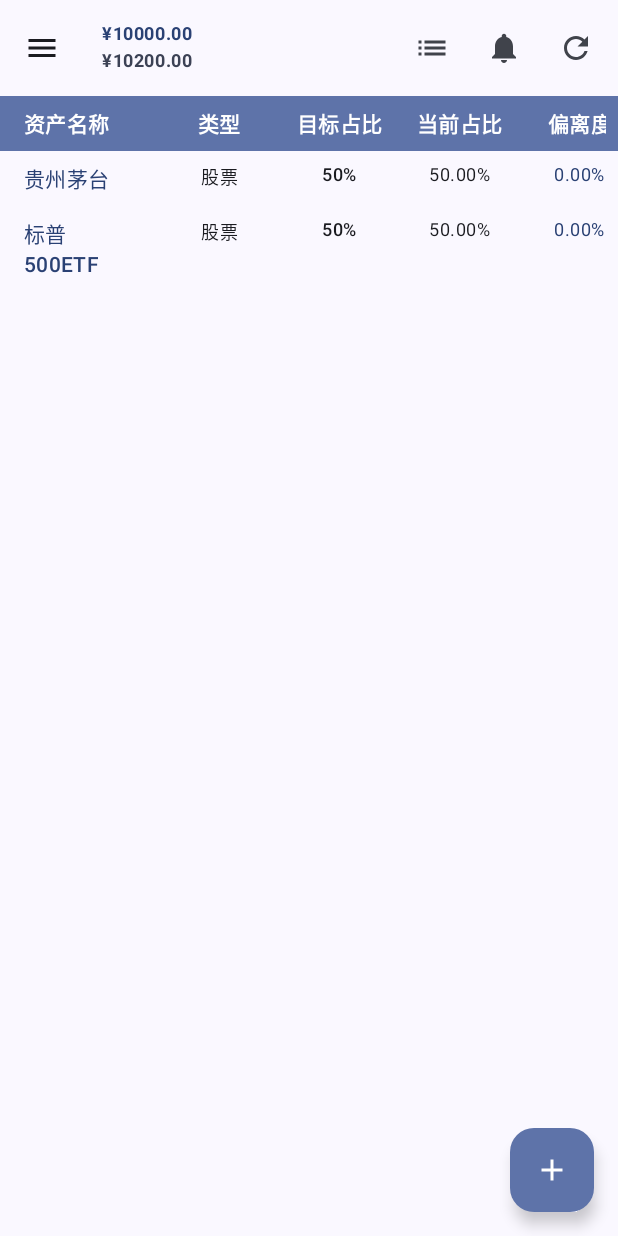
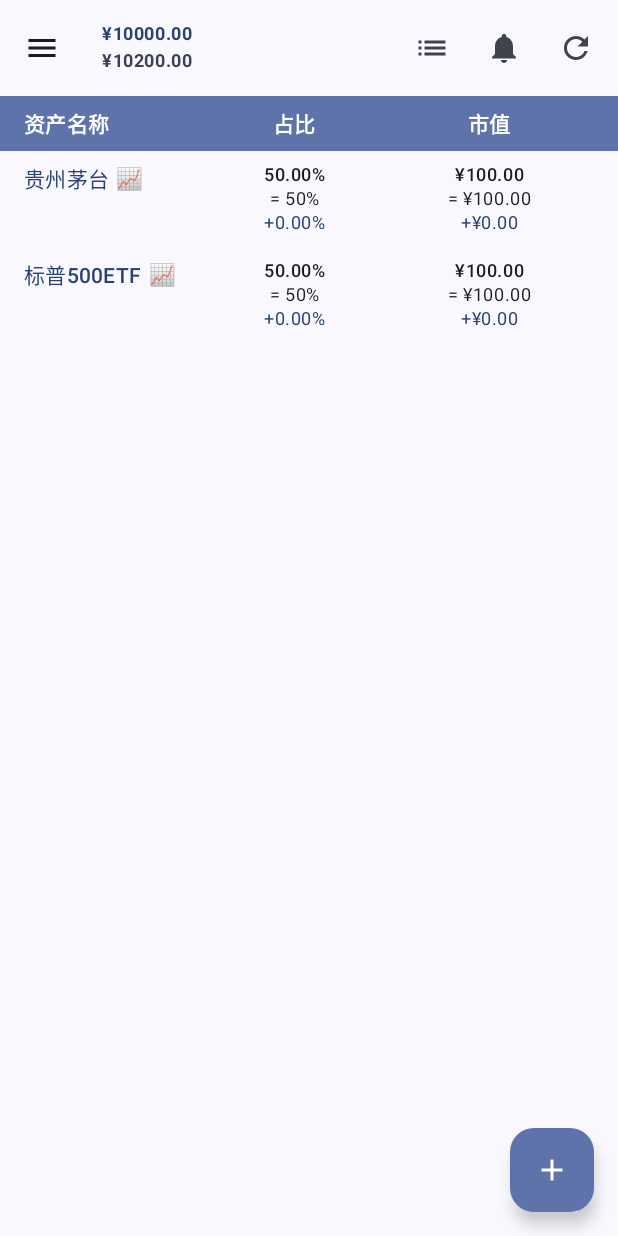
Before and after one commit to supplient/SAAA, an Android app built with Jetpack Compose: the AssetListScreen screen opened through its navigation route, on a phone screen of 412 x 824 dp. Run offline under Robolectric (Android 15) with nearby library versions, the phone set to English and light mode, and no system bars; our stand-ins replace Dagger/Hilt's generated code, Room's generated code.

Commit message:
改进资产列表显示：简化列结构，合并相关数据，添加emoji标识和单价份额列

```diff
--- a/StrategicAssetAllocationAssistant/app/src/main/java/com/example/strategicassetallocationassistant/ui/asset/AssetTable.kt
+++ b/StrategicAssetAllocationAssistant/app/src/main/java/com/example/strategicassetallocationassistant/ui/asset/AssetTable.kt
@@ -21,6 +21,7 @@ import androidx.compose.ui.unit.dp
 import androidx.compose.ui.unit.sp
 import androidx.compose.foundation.ExperimentalFoundationApi
 import androidx.compose.foundation.combinedClickable
+import java.time.format.DateTimeFormatter
 
 /**
  * 资产列表表格组件
@@ -75,7 +76,7 @@ private fun AssetTableHeader(
         // 第一列 - 资产名称（固定）
         Box(
             modifier = Modifier
-                .width(90.dp)
+                .width(120.dp)
                 .padding(horizontal = 8.dp),
             contentAlignment = Alignment.CenterStart
         ) {
@@ -93,15 +94,15 @@ private fun AssetTableHeader(
                 .horizontalScroll(horizontalScrollState)
                 .padding(start = 8.dp)
         ) {
-            // 资产类型
+            // 占比列（合并目标占比、当前占比、偏离度）
             Box(
                 modifier = Modifier
-                    .width(80.dp)
+                    .width(120.dp)
                     .padding(horizontal = 4.dp),
                 contentAlignment = Alignment.Center
             ) {
                 Text(
-                    text = "类型",
+                    text = "占比",
                     style = MaterialTheme.typography.bodyMedium,
                     fontWeight = FontWeight.Bold,
                     color = MaterialTheme.colorScheme.onPrimaryContainer,
@@ -109,58 +110,10 @@ private fun AssetTableHeader(
                 )
             }
 
-            // 目标占比
+            // 市值列（合并目标市值、当前市值、市值偏离）
             Box(
                 modifier = Modifier
-                    .width(80.dp)
-                    .padding(horizontal = 4.dp),
-                contentAlignment = Alignment.Center
-            ) {
-                Text(
-                    text = "目标占比",
-                    style = MaterialTheme.typography.bodyMedium,
-                    fontWeight = FontWeight.Bold,
-                    color = MaterialTheme.colorScheme.onPrimaryContainer,
-                    textAlign = TextAlign.Center
-                )
-            }
-
-            // 当前占比
-            Box(
-                modifier = Modifier
-                    .width(80.dp)
-                    .padding(horizontal = 4.dp),
-                contentAlignment = Alignment.Center
-            ) {
-                Text(
-                    text = "当前占比",
-                    style = MaterialTheme.typography.bodyMedium,
-                    fontWeight = FontWeight.Bold,
-                    color = MaterialTheme.colorScheme.onPrimaryContainer,
-                    textAlign = TextAlign.Center
-                )
-            }
-
-            // 偏离度
-            Box(
-                modifier = Modifier
-                    .width(80.dp)
-                    .padding(horizontal = 4.dp),
-                contentAlignment = Alignment.Center
-            ) {
-                Text(
-                    text = "偏离度",
-                    style = MaterialTheme.typography.bodyMedium,
-                    fontWeight = FontWeight.Bold,
-                    color = MaterialTheme.colorScheme.onPrimaryContainer,
-                    textAlign = TextAlign.Center
-                )
-            }
-
-            // 市值
-            Box(
-                modifier = Modifier
-                    .width(100.dp)
+                    .width(140.dp)
                     .padding(horizontal = 4.dp),
                 contentAlignment = Alignment.Center
             ) {
@@ -173,7 +126,7 @@ private fun AssetTableHeader(
                 )
             }
 
-            // 目标市值
+            // 单价和份额列
             Box(
                 modifier = Modifier
                     .width(100.dp)
@@ -181,23 +134,7 @@ private fun AssetTableHeader(
                 contentAlignment = Alignment.Center
             ) {
                 Text(
-                    text = "目标市值",
-                    style = MaterialTheme.typography.bodyMedium,
-                    fontWeight = FontWeight.Bold,
-                    color = MaterialTheme.colorScheme.onPrimaryContainer,
-                    textAlign = TextAlign.Center
-                )
-            }
-
-            // 偏离市值
-            Box(
-                modifier = Modifier
-                    .width(100.dp)
-                    .padding(horizontal = 4.dp),
-                contentAlignment = Alignment.Center
-            ) {
-                Text(
-                    text = "偏离市值",
+                    text = "单价/份额",
                     style = MaterialTheme.typography.bodyMedium,
                     fontWeight = FontWeight.Bold,
                     color = MaterialTheme.colorScheme.onPrimaryContainer,
@@ -208,7 +145,7 @@ private fun AssetTableHeader(
             // 更新时间
             Box(
                 modifier = Modifier
-                    .width(140.dp)
+                    .width(120.dp)
                     .padding(horizontal = 4.dp),
                 contentAlignment = Alignment.Center
             ) {
@@ -263,10 +200,10 @@ private fun AssetTableRow(
             .padding(8.dp)
             .combinedClickable(onClick = onAddTransaction, onLongClick = onEditAsset)
     ) {
-        // 第一列 - 资产名称（固定）
+        // 第一列 - 资产名称（固定，包含类型emoji）
         Box(
             modifier = Modifier
-                .width(90.dp)
+                .width(120.dp)
                 .padding(horizontal = 8.dp),
             contentAlignment = Alignment.CenterStart
         ) {
@@ -279,6 +216,15 @@ private fun AssetTableRow(
                     style = MaterialTheme.typography.bodyMedium,
                     fontWeight = FontWeight.Medium,
                     color = MaterialTheme.colorScheme.primary
+                )
+                // 根据资产类型显示对应的emoji
+                Text(
+                    text = when (analysis.asset.type) {
+                        AssetType.MONEY_FUND -> "💰"
+                        AssetType.OFFSHORE_FUND -> "🏦"
+                        AssetType.STOCK -> "📈"
+                    },
+                    style = MaterialTheme.typography.bodyMedium
                 )
                 if (analysis.isRefreshFailed) {
                     Icon(
@@ -297,74 +243,45 @@ private fun AssetTableRow(
                 .horizontalScroll(horizontalScrollState)
                 .padding(start = 8.dp)
         ) {
-            // 资产类型
+            // 占比列（显示：当前占比=目标占比±偏离度）
             Box(
                 modifier = Modifier
-                    .width(80.dp)
+                    .width(120.dp)
                     .padding(horizontal = 4.dp),
                 contentAlignment = Alignment.Center
             ) {
-                Text(
-                    text = when (analysis.asset.type) {
-                        AssetType.MONEY_FUND -> "货币基金"
-                        AssetType.OFFSHORE_FUND -> "场外基金"
-                        AssetType.STOCK -> "股票"
-                    },
-                    style = MaterialTheme.typography.bodySmall,
-                    textAlign = TextAlign.Center
-                )
-            }
-
-            // 目标占比
-            Box(
-                modifier = Modifier
-                    .width(80.dp)
-                    .padding(horizontal = 4.dp),
-                contentAlignment = Alignment.Center
+                Column(
+                    horizontalAlignment = Alignment.CenterHorizontally
                 ) {
                     Text(
-                    text = "${(analysis.asset.targetWeight * 100).toInt()}%",
+                        text = "${String.format("%.2f", analysis.currentWeight * 100)}%",
                         style = MaterialTheme.typography.bodySmall,
                         fontWeight = FontWeight.Medium,
                         textAlign = TextAlign.Center
                     )
-            }
-
-            // 当前占比
-            Box(
-                modifier = Modifier
-                    .width(80.dp)
-                    .padding(horizontal = 4.dp),
-                contentAlignment = Alignment.Center
-            ) {
                     Text(
-                    text = "${String.format("%.2f", analysis.currentWeight * 100)}%",
+                        text = "= ${(analysis.asset.targetWeight * 100).toInt()}%",
                         style = MaterialTheme.typography.bodySmall,
                         textAlign = TextAlign.Center
                     )
-            }
-
-            // 偏离度
-            Box(
-                modifier = Modifier
-                    .width(80.dp)
-                    .padding(horizontal = 4.dp),
-                contentAlignment = Alignment.Center
-            ) {
                     Text(
-                    text = "${String.format("%.2f", analysis.deviationPct * 100)}%",
+                        text = "${if (analysis.deviationPct >= 0) "+" else ""}${String.format("%.2f", analysis.deviationPct * 100)}%",
                         style = MaterialTheme.typography.bodySmall,
                         color = if (analysis.deviationPct >= 0) MaterialTheme.colorScheme.primary else MaterialTheme.colorScheme.error,
                         textAlign = TextAlign.Center
                     )
                 }
+            }
 
-            // 市值
+            // 市值列（显示：当前市值=目标市值±偏离市值）
             Box(
                 modifier = Modifier
-                    .width(100.dp)
+                    .width(140.dp)
                     .padding(horizontal = 4.dp),
                 contentAlignment = Alignment.Center
+            ) {
+                Column(
+                    horizontalAlignment = Alignment.CenterHorizontally
                 ) {
                     Text(
                         text = "¥${String.format("%.2f", analysis.marketValue)}",
@@ -372,49 +289,69 @@ private fun AssetTableRow(
                         fontWeight = FontWeight.Medium,
                         textAlign = TextAlign.Center
                     )
+                    Text(
+                        text = "= ¥${String.format("%.2f", analysis.targetMarketValue)}",
+                        style = MaterialTheme.typography.bodySmall,
+                        textAlign = TextAlign.Center
+                    )
+                    Text(
+                        text = "${if (analysis.deviationValue >= 0) "+" else ""}¥${String.format("%.2f", analysis.deviationValue)}",
+                        style = MaterialTheme.typography.bodySmall,
+                        color = if (analysis.deviationValue >= 0) MaterialTheme.colorScheme.primary else MaterialTheme.colorScheme.error,
+                        textAlign = TextAlign.Center
+                    )
+                }
             }
 
-            // 目标市值
+            // 单价和份额列
             Box(
                 modifier = Modifier
                     .width(100.dp)
                     .padding(horizontal = 4.dp),
                 contentAlignment = Alignment.Center
             ) {
+                Column(
+                    horizontalAlignment = Alignment.CenterHorizontally
+                ) {
                     Text(
-                    text = "¥${String.format("%.2f", analysis.targetMarketValue)}",
+                        text = "¥${String.format("%.4f", analysis.asset.unitValue ?: 0.0)}",
+                        style = MaterialTheme.typography.bodySmall,
+                        textAlign = TextAlign.Center
+                    )
+                    Text(
+                        text = "×${String.format("%.2f", analysis.asset.shares ?: 0.0)}",
                         style = MaterialTheme.typography.bodySmall,
                         textAlign = TextAlign.Center
                     )
                 }
+            }
 
-            // 偏离市值
+            // 更新时间（两行显示：时分秒 + 年月日）
             Box(
                 modifier = Modifier
-                    .width(100.dp)
+                    .width(120.dp)
                     .padding(horizontal = 4.dp),
                 contentAlignment = Alignment.Center
             ) {
+                analysis.asset.lastUpdateTime?.let { time ->
+                    Column(
+                        horizontalAlignment = Alignment.CenterHorizontally
+                    ) {
                         Text(
-                    text = "¥${String.format("%.2f", analysis.deviationValue)}",
-                    style = MaterialTheme.typography.bodySmall,
-                    color = if (analysis.deviationValue >= 0) MaterialTheme.colorScheme.primary else MaterialTheme.colorScheme.error,
+                            text = time.format(DateTimeFormatter.ofPattern("HH:mm:ss")),
+                            style = MaterialTheme.typography.bodySmall.copy(fontSize = 12.sp),
+                            textAlign = TextAlign.Center
+                        )
+                        Text(
+                            text = time.format(DateTimeFormatter.ofPattern("yyyy-MM-dd")),
+                            style = MaterialTheme.typography.bodySmall.copy(fontSize = 10.sp),
                             textAlign = TextAlign.Center
                         )
                     }
-
-            // 更新时间
-            Box(
-                modifier = Modifier
-                    .width(140.dp)
-                    .padding(horizontal = 4.dp),
-                contentAlignment = Alignment.CenterStart
-            ) {
-                Text(
-                    text = analysis.asset.lastUpdateTime?.let { it.toLocalDate().toString() + " " + it.toLocalTime().withNano(0).toString() } ?: "-",
+                } ?: Text(
+                    text = "-",
                     style = MaterialTheme.typography.bodySmall,
-                    maxLines = 1,
-                    overflow = androidx.compose.ui.text.style.TextOverflow.Ellipsis
+                    textAlign = TextAlign.Center
                 )
             }
 
```
Lines whose indentation alone changed are shown as unchanged.
